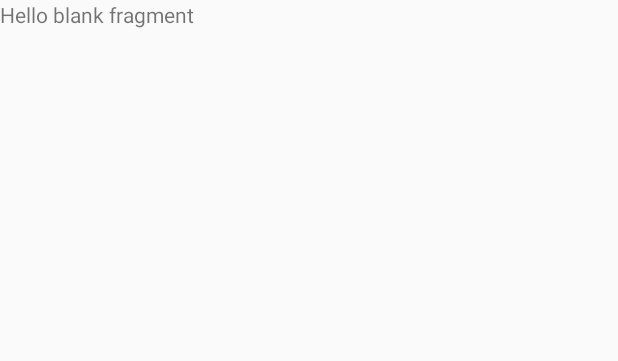
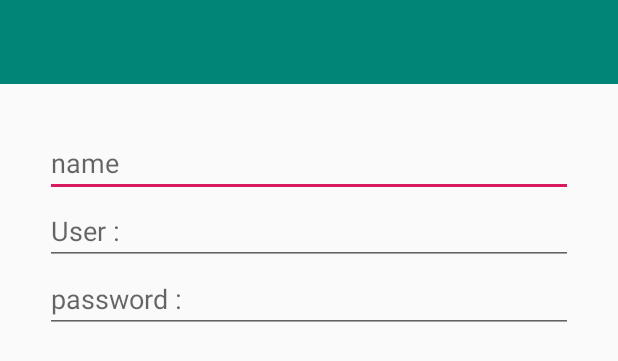
Before and after one commit to klod9288/Healthcheck, an Android app: the layout fragment_register.xml on its own in the app's theme, with its tools: preview values and no code run, on a phone screen of 412 x 824 dp. Shown: the top 361 px of the screen. Run offline under Robolectric (Android 15) with nearby library versions, the phone set to English and light mode, and no system bars.

Commit message:
Create toolbar Success

```diff
--- a/app/src/main/java/srongklod_bangtamruat/healthcheck/RegisterFragment.java
+++ b/app/src/main/java/srongklod_bangtamruat/healthcheck/RegisterFragment.java
@@ -2,7 +2,9 @@ package srongklod_bangtamruat.healthcheck;
 
 
 import android.os.Bundle;
+import android.support.annotation.Nullable;
 import android.support.v4.app.Fragment;
+import android.support.v7.widget.Toolbar;
 import android.view.LayoutInflater;
 import android.view.View;
 import android.view.ViewGroup;
@@ -18,6 +20,32 @@ public class RegisterFragment extends Fragment {
         // Required empty public constructor
     }
 
+    @Override
+    public void onActivityCreated(@Nullable Bundle savedInstanceState) {
+        super.onActivityCreated(savedInstanceState);
+
+//        create toolbar
+        createToolbar();
+
+
+    }//Main Method
+
+    private void createToolbar() {
+        Toolbar toolbar = getView().findViewById(R.id.toolbarRegister);
+        ((MainActivity)getActivity()).setSupportActionBar(toolbar);
+        ((MainActivity) getActivity()).getSupportActionBar().setTitle("New register");
+        ((MainActivity) getActivity()).getSupportActionBar().setHomeButtonEnabled(true);
+        ((MainActivity) getActivity()).getSupportActionBar().setDisplayHomeAsUpEnabled(true);
+        toolbar.setNavigationOnClickListener(new View.OnClickListener() {
+            @Override
+            public void onClick(View v) {
+
+                getActivity().getSupportFragmentManager().popBackStack();
+
+            }
+        });
+
+    }
 
     @Override
     public View onCreateView(LayoutInflater inflater, ViewGroup container,
--- a/app/src/main/res/layout/fragment_register.xml
+++ b/app/src/main/res/layout/fragment_register.xml
@@ -1,14 +1,47 @@
 <?xml version="1.0" encoding="utf-8"?>
-<FrameLayout xmlns:android="http://schemas.android.com/apk/res/android"
+<LinearLayout xmlns:android="http://schemas.android.com/apk/res/android"
     xmlns:tools="http://schemas.android.com/tools"
     android:layout_width="match_parent"
     android:layout_height="match_parent"
+    android:orientation="vertical"
     tools:context=".RegisterFragment">
 
-    <!-- TODO: Update blank fragment layout -->
-    <TextView
+    <!--Toolbar-->
+    <include
+        android:id="@+id/toolbarRegister"
+        layout="@layout/toolbar_main" />
+
+    <!--Content-->
+    <LinearLayout
+        android:layout_margin="@dimen/m1"
+        android:orientation="vertical"
         android:layout_width="match_parent"
-        android:layout_height="match_parent"
-        android:text="@string/hello_blank_fragment" />
+        android:layout_height="wrap_content">
 
-</FrameLayout>
+        <!--Name-->
+        <EditText
+            android:textSize="@dimen/h2"
+            android:inputType="text"
+            android:hint="@string/name"
+            android:layout_width="match_parent"
+            android:layout_height="wrap_content" />
+
+        <!--User-->
+        <EditText
+            android:textSize="@dimen/h2"
+            android:inputType="text"
+            android:hint="@string/user"
+            android:layout_width="match_parent"
+            android:layout_height="wrap_content" />
+
+        <!--Password-->
+        <EditText
+            android:textSize="@dimen/h2"
+            android:inputType="text"
+            android:hint="@string/password"
+            android:layout_width="match_parent"
+            android:layout_height="wrap_content" />
+
+    </LinearLayout>
+
+</LinearLayout>
--- /dev/null
+++ b/app/src/main/res/layout/toolbar_main.xml
@@ -0,0 +1,6 @@
+<?xml version="1.0" encoding="utf-8"?>
+<android.support.v7.widget.Toolbar xmlns:android="http://schemas.android.com/apk/res/android"
+    android:layout_width="match_parent"
+    android:layout_height="?attr/actionBarSize"
+    android:background="@color/colorPrimary"
+    android:theme="@style/ThemeOverlay.AppCompat.Dark.ActionBar" />
--- a/app/src/main/res/values/strings.xml
+++ b/app/src/main/res/values/strings.xml
@@ -6,4 +6,5 @@
     <string name="user">User :</string>
     <string name="password">password :</string>
     <string name="login">Login</string>
+    <string name="name">name</string>
 </resources>
```
